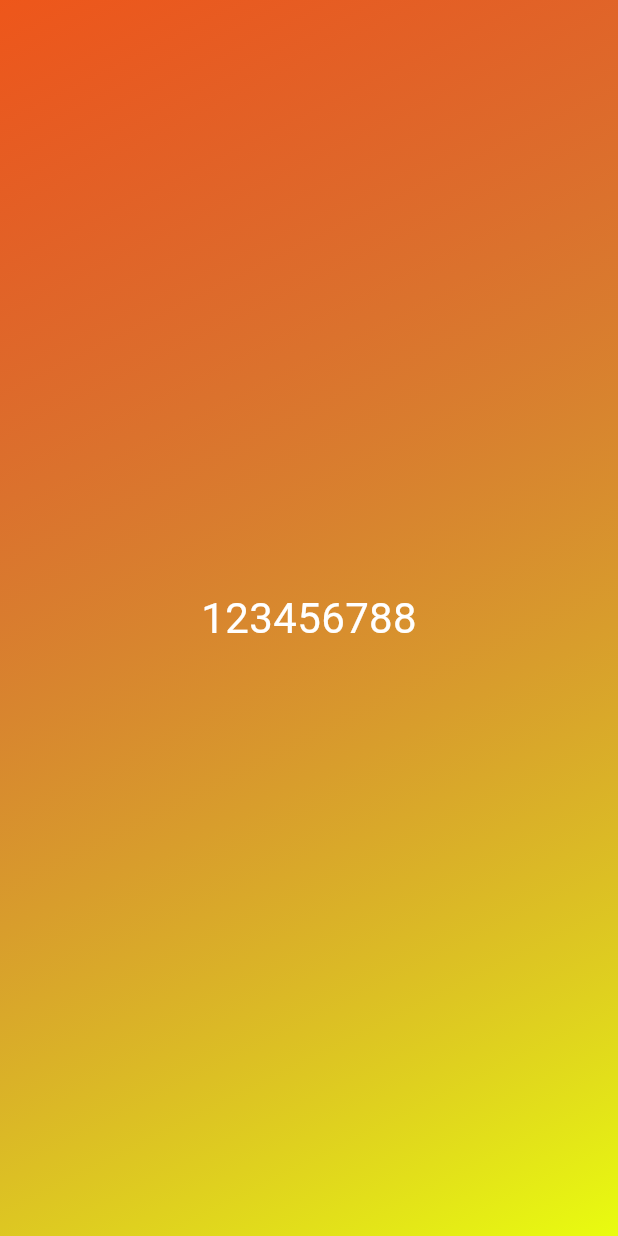
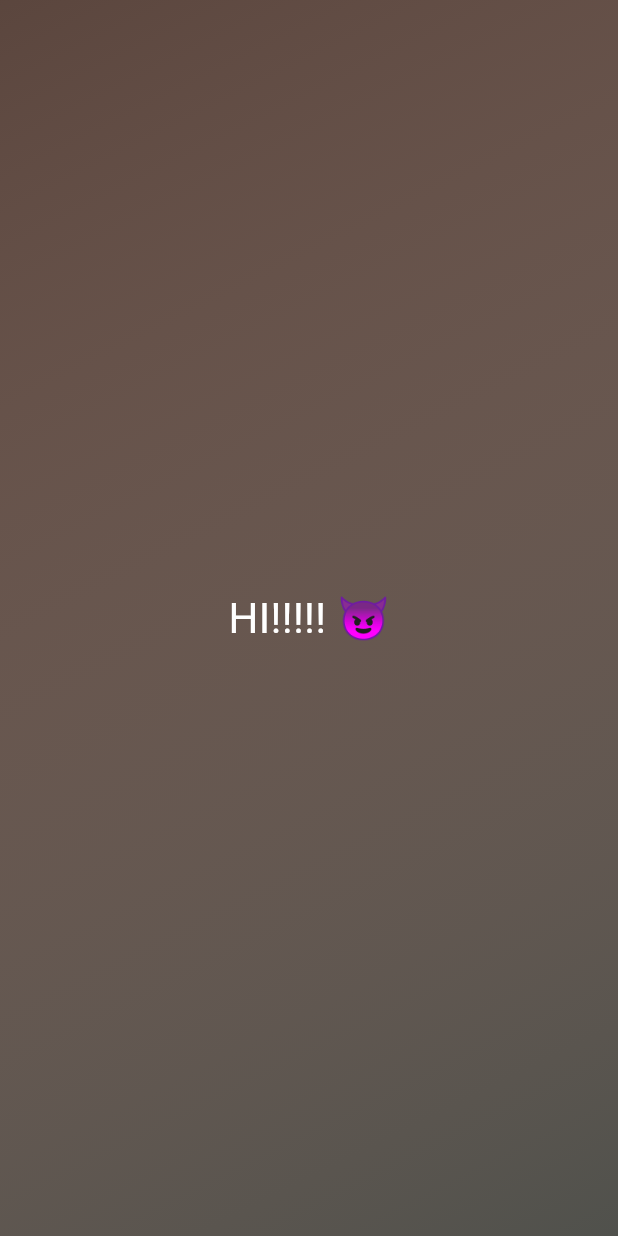
Before and after one commit to AlNomanCSE/flutter-firstapp, a Flutter app: the screen it shows after launch, on a phone screen of 412 x 824 dp. Run offline on Flutter 3.47's test engine with Material 3 defaults, Android fonts, the phone set to English and light mode, and no system bars.

Commit message:
till const and final

```diff
--- /dev/null
+++ b/first_app/lib/gradient_container.dart
@@ -0,0 +1,25 @@
+import 'package:first_app/styled_text.dart';
+import 'package:flutter/material.dart';
+
+const startAlignement = Alignment.topLeft;
+const endAlignement = Alignment.bottomRight;
+
+class GradientContainer extends StatelessWidget {
+  const GradientContainer({super.key});
+  @override
+  Widget build(BuildContext context) {
+    return Container(
+      decoration: BoxDecoration(
+        gradient: LinearGradient(
+          colors: [
+            Color.fromARGB(3, 153, 129, 119),
+            Color.fromARGB(255, 80, 81, 76),
+          ],
+          begin: startAlignement,
+          end: endAlignement,
+        ),
+      ),
+      child: const Center(child: StyledText("HI!!!!! 😈")),
+    );
+  }
+}
--- /dev/null
+++ b/first_app/lib/styled_text.dart
@@ -0,0 +1,10 @@
+import 'package:flutter/material.dart';
+
+class StyledText extends StatelessWidget {
+  final String text;
+  const StyledText(this.text, {super.key});
+  @override
+  Widget build(BuildContext context) {
+    return Text(text, style: TextStyle(color: Colors.white, fontSize: 28));
+  }
+}
```
Also changed, not shown: first_app/lib/main.dart (+4 -22 lines).
